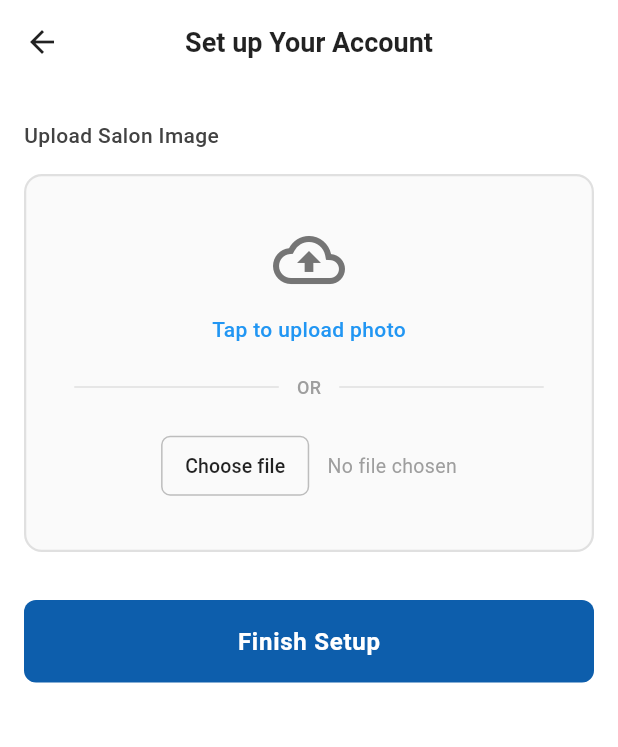
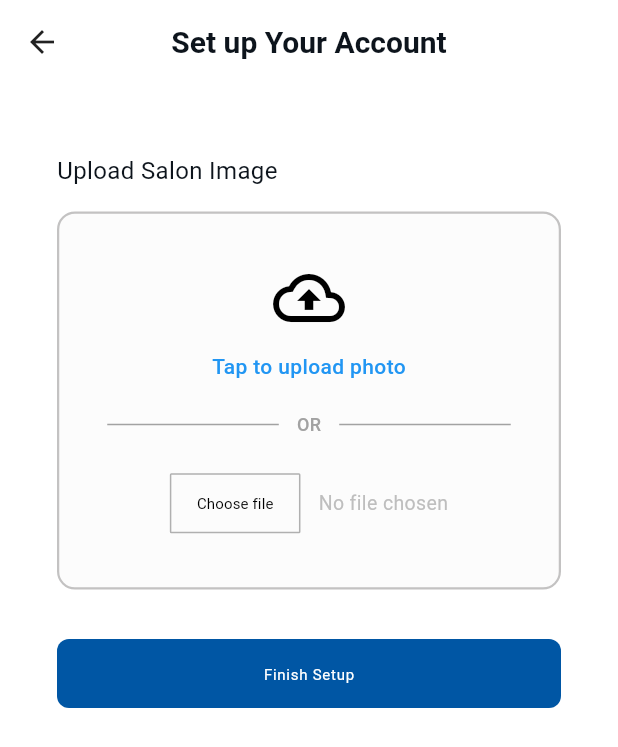
Before and after one commit to Saloon-Booking-System-SLT/Owner-Mobile-App, a Flutter app: the UploadSalonImageScreen screen opened directly, on a phone screen of 412 x 824 dp. Shown: the top 747 px of the screen. Run offline on Flutter 3.47's test engine with Material 3 defaults, Android fonts, the light colour scheme and no system bars; our stand-ins replace image_picker, table_calendar.

Commit message:
Change the colors and modified.

```diff
--- a/lib/core/theme/colors.dart
+++ b/lib/core/theme/colors.dart
@@ -9,6 +9,8 @@ class AppColors {
   static const Color background = Color(0xF7FFFFFF);
   static const Color searchBarBackground = Color(0xFFE5EDF5);
   static const Color navBackground = Color(0xFFF7FAFC);
+  static const Color cardBackground = Color(0x1FE6E6E6);
+
 
   // ---- Buttons ----
   static const Color buttonPrimary = Color(0xFF0056A4);
@@ -42,6 +44,12 @@ class AppColors {
   static const Color snackBar = Color(0xFF4CAF50);
   static const Color duration = Color(0xFF4A709C);
   static const Color transparent = Colors.transparent;
+  static const Color dashboardText=Color(0xFF61828A);
+  static const Color statusRed=Color(0xFFD32F2F);
+  static const Color statusBlue=Color(0xFF0D5EAC);
+  static const Color statusGreen=Color(0xFF388E3C);
+  static const Color statusNone=Color(0xFF616161);
+  static const Color statusYellow=Color(0xFFFFC107);
 
   // ---- Borders & Dividers ----
   static const Color borderPrimary = Color(0x80000000); // 1px
@@ -49,6 +57,8 @@ class AppColors {
   static const Color placeholderBorder = Color(0x804C24BC); // 1px
   static const Color divider = Color(0xFFA2A2A2); // 1px
   static const Color tabDivider = Color(0xFFCFDBE8);
+  static const Color borderImage=Color(0xFFC3C2C2);
+  static const Color borderCard=Color(0x4D000000);
 
   // ---- Icons -----
   static const Color serviceSearchIcon = Color(0x800056A4);
--- a/lib/presentation/screens/auth/imageupload.dart
+++ b/lib/presentation/screens/auth/imageupload.dart
@@ -2,6 +2,8 @@ import 'package:flutter/material.dart';
 import 'dart:io';
 
 import 'package:salon_slt/presentation/screens/auth/successscreen.dart';
+
+import '../../../core/theme/colors.dart';
 
 class UploadSalonImageScreen extends StatefulWidget {
   const UploadSalonImageScreen({super.key});
@@ -47,9 +49,9 @@ class _UploadSalonImageScreenState extends State<UploadSalonImageScreen> {
   @override
   Widget build(BuildContext context) {
     return Scaffold(
-      backgroundColor: Colors.white,
+      backgroundColor: AppColors.white,
       appBar: AppBar(
-        backgroundColor: Colors.white,
+        backgroundColor: AppColors.white,
         elevation: 0,
         leading: IconButton(
           icon: const Icon(Icons.arrow_back, color: Colors.black87),
@@ -58,15 +60,15 @@ class _UploadSalonImageScreenState extends State<UploadSalonImageScreen> {
         title: const Text(
           'Set up Your Account',
           style: TextStyle(
-            color: Colors.black87,
-            fontSize: 18,
-            fontWeight: FontWeight.w600,
+            color: AppColors.textPrimary,
+            fontSize: 20,
+            fontWeight: FontWeight.w700,
           ),
         ),
         centerTitle: true,
       ),
       body: Padding(
-        padding: const EdgeInsets.all(16.0),
+        padding: const EdgeInsets.all(38.0),
         child: Column(
           crossAxisAlignment: CrossAxisAlignment.stretch,
           children: [
@@ -76,9 +78,9 @@ class _UploadSalonImageScreenState extends State<UploadSalonImageScreen> {
             Text(
               'Upload Salon Image',
               style: TextStyle(
-                fontSize: 14,
-                color: Colors.grey[800],
-                fontWeight: FontWeight.w500,
+                fontSize: 16,
+                color: AppColors.textPrimary,
+                fontWeight: FontWeight.w400,
               ),
             ),
             const SizedBox(height: 16),
@@ -86,10 +88,10 @@ class _UploadSalonImageScreenState extends State<UploadSalonImageScreen> {
             // Upload Container
             Container(
               decoration: BoxDecoration(
-                color: Colors.grey[50],
+                color: AppColors.cardBackground,
                 borderRadius: BorderRadius.circular(12),
                 border: Border.all(
-                  color: Colors.grey[300]!,
+                  color: AppColors.borderImage,
                   width: 1.5,
                   strokeAlign: BorderSide.strokeAlignInside,
                 ),
@@ -102,7 +104,7 @@ class _UploadSalonImageScreenState extends State<UploadSalonImageScreen> {
                   Icon(
                     Icons.cloud_upload_outlined,
                     size: 48,
-                    color: Colors.grey[600],
+                    color: AppColors.black,
                   ),
                   const SizedBox(height: 12),
 
@@ -125,7 +127,7 @@ class _UploadSalonImageScreenState extends State<UploadSalonImageScreen> {
                     children: [
                       Expanded(
                         child: Divider(
-                          color: Colors.grey[300],
+                          color: AppColors.divider,
                           thickness: 1,
                         ),
                       ),
@@ -135,14 +137,14 @@ class _UploadSalonImageScreenState extends State<UploadSalonImageScreen> {
                           'OR',
                           style: TextStyle(
                             fontSize: 12,
-                            color: Colors.grey[500],
+                            color: AppColors.divider,
                             fontWeight: FontWeight.w500,
                           ),
                         ),
                       ),
                       Expanded(
                         child: Divider(
-                          color: Colors.grey[300],
+                          color: AppColors.divider,
                           thickness: 1,
                         ),
                       ),
@@ -158,21 +160,21 @@ class _UploadSalonImageScreenState extends State<UploadSalonImageScreen> {
                       OutlinedButton(
                         onPressed: _handleChooseFile,
                         style: OutlinedButton.styleFrom(
-                          foregroundColor: Colors.black87,
-                          side: BorderSide(color: Colors.grey[400]!),
+                          foregroundColor: AppColors.black,
+                          side: BorderSide(color: AppColors.borderCard),
                           padding: const EdgeInsets.symmetric(
-                            horizontal: 16,
-                            vertical: 8,
+                            horizontal: 18,
+                            vertical: 2,
                           ),
                           shape: RoundedRectangleBorder(
-                            borderRadius: BorderRadius.circular(6),
+                            borderRadius: BorderRadius.circular(1),
                           ),
                         ),
                         child: const Text(
                           'Choose file',
                           style: TextStyle(
-                            fontSize: 13,
-                            fontWeight: FontWeight.w500,
+                            fontSize: 10,
+                            fontWeight: FontWeight.w400,
                           ),
                         ),
                       ),
@@ -184,8 +186,8 @@ class _UploadSalonImageScreenState extends State<UploadSalonImageScreen> {
                         style: TextStyle(
                           fontSize: 13,
                           color: _selectedFileName != null
-                              ? Colors.black87
-                              : Colors.grey[500],
+                              ? AppColors.black
+                              : AppColors.gray50,
                         ),
                       ),
                     ],
@@ -199,8 +201,8 @@ class _UploadSalonImageScreenState extends State<UploadSalonImageScreen> {
             ElevatedButton(
               onPressed: _handleFinishSetup,
               style: ElevatedButton.styleFrom(
-                backgroundColor: const Color(0xFF0D5EAC),
-                foregroundColor: Colors.white,
+                backgroundColor:AppColors.buttonPrimary,
+                foregroundColor: AppColors.white,
                 padding: const EdgeInsets.symmetric(vertical: 16),
                 shape: RoundedRectangleBorder(
                   borderRadius: BorderRadius.circular(8),
@@ -210,8 +212,8 @@ class _UploadSalonImageScreenState extends State<UploadSalonImageScreen> {
               child: const Text(
                 'Finish Setup',
                 style: TextStyle(
-                  fontSize: 16,
-                  fontWeight: FontWeight.w600,
+                  fontSize: 10,
+                  fontWeight: FontWeight.w400,
                   letterSpacing: 0.5,
                 ),
               ),
--- a/lib/presentation/widgets/home/bottom_nav_bar.dart
+++ b/lib/presentation/widgets/home/bottom_nav_bar.dart
@@ -1,5 +1,6 @@
 import 'package:flutter/material.dart';
 
+import '../../../core/theme/colors.dart';
 import '../../screens/appoinments/appointmentscreen.dart';
 import '../../screens/feedbacks/feedbackmore.dart';
 import '../../screens/home/dashboardscreen.dart';
@@ -41,7 +42,7 @@ class BottomNavBar extends StatelessWidget {
   Widget build(BuildContext context) {
     return Container(
       decoration: BoxDecoration(
-        color: Colors.white,
+        color: AppColors.white,
         boxShadow: [
           BoxShadow(
             color: Colors.grey.withOpacity(0.2),
@@ -54,9 +55,9 @@ class BottomNavBar extends StatelessWidget {
         currentIndex: currentIndex,
         onTap: (index) => _onItemTapped(context, index),
         type: BottomNavigationBarType.fixed,
-        backgroundColor: Colors.white,
-        selectedItemColor: const Color(0xFF0D5EAC),
-        unselectedItemColor: Colors.grey[600],
+        backgroundColor: AppColors.navBackground,
+        selectedItemColor: AppColors.textPrimary,
+        unselectedItemColor: AppColors.text7,
         selectedFontSize: 12,
         unselectedFontSize: 12,
         iconSize: 24,
```
